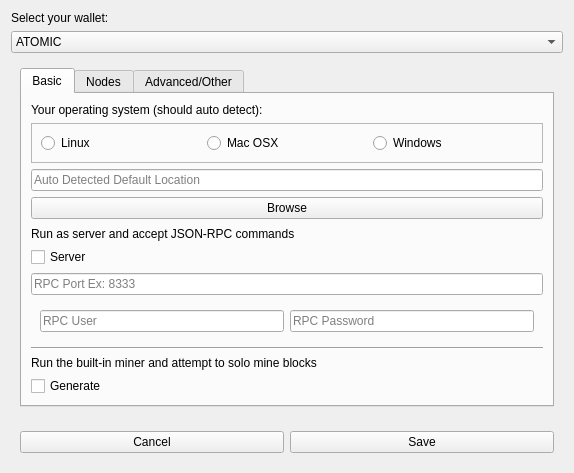
cryptostiltskin/CoinConfManager, file cryptoCoinConfCreator/confcreationwidget.ui: the form before one commit.
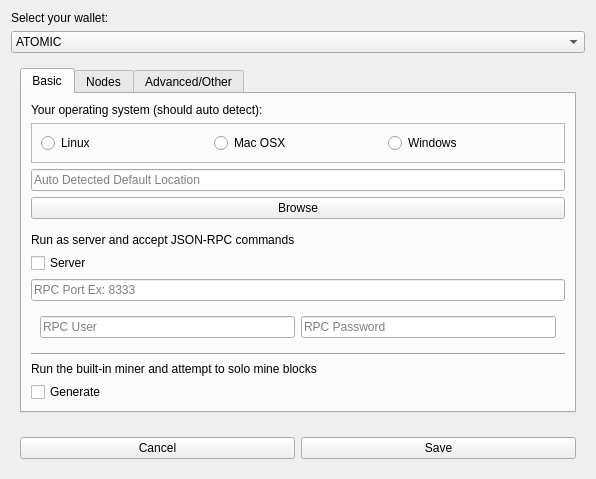
The form after the commit.

Commit message: added default directories

What changed in the file:
```diff
--- a/cryptoCoinConfCreator/confcreationwidget.ui
+++ b/cryptoCoinConfCreator/confcreationwidget.ui
@@ -6,8 +6,8 @@
    <rect>
     <x>0</x>
     <y>0</y>
-    <width>574</width>
-    <height>464</height>
+    <width>596</width>
+    <height>479</height>
    </rect>
   </property>
   <property name="windowTitle">
```
The commit also changes 1 other file.
